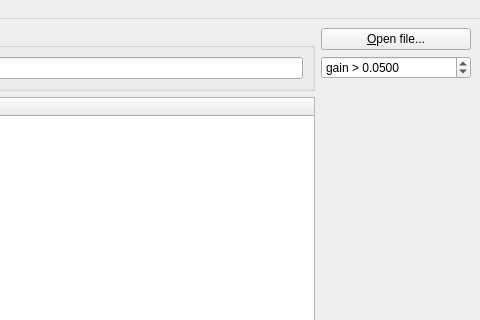
This is src/gui/pling-plong-odometer.ui in havardgulldahl/pling-plong-odometer as Qt 5 draws it before an edit; both pictures show x 420 to 900 and y 0 to 320 of the 900 by 697 pixel window. The edited form follows.
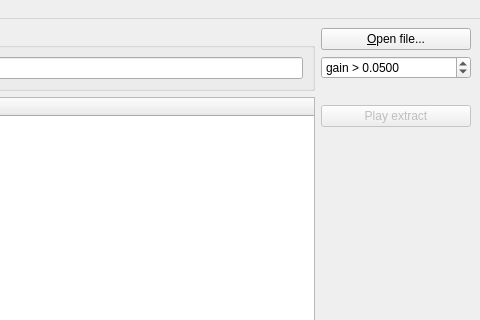
This is the edited form. Icons and pictures are not drawn.

Commit message: Adding an audio prelistener; and freeing up a ton of memory by getting rid of the xml dom

Diff of the .ui file:
```diff
--- a/src/gui/pling-plong-odometer.ui
+++ b/src/gui/pling-plong-odometer.ui
@@ -330,6 +330,16 @@
         </property>
        </widget>
       </item>
+      <item>
+       <widget class="QPushButton" name="playButton">
+        <property name="enabled">
+         <bool>false</bool>
+        </property>
+        <property name="text">
+         <string>Play extract</string>
+        </property>
+       </widget>
+      </item>
       <item>
        <spacer name="verticalSpacer">
         <property name="orientation">
```
The commit also changes 1 other file.
